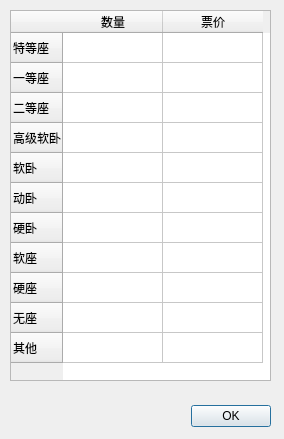
First picture: the form in 12306/dialog.ui, repository curlstyle/12306_search, before the edit.
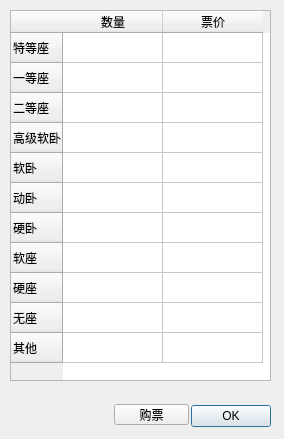
Second picture: the form after the edit.

The edit to the form file:
```diff
--- a/12306/dialog.ui
+++ b/12306/dialog.ui
@@ -110,6 +110,19 @@
     </item>
    </layout>
   </widget>
+  <widget class="QPushButton" name="pushButton">
+   <property name="geometry">
+    <rect>
+     <x>114</x>
+     <y>404</y>
+     <width>75</width>
+     <height>21</height>
+    </rect>
+   </property>
+   <property name="text">
+    <string>购票</string>
+   </property>
+  </widget>
  </widget>
  <resources/>
  <connections>
```
Left out of the diff: 19 changed lines with no effect on the pictures.
